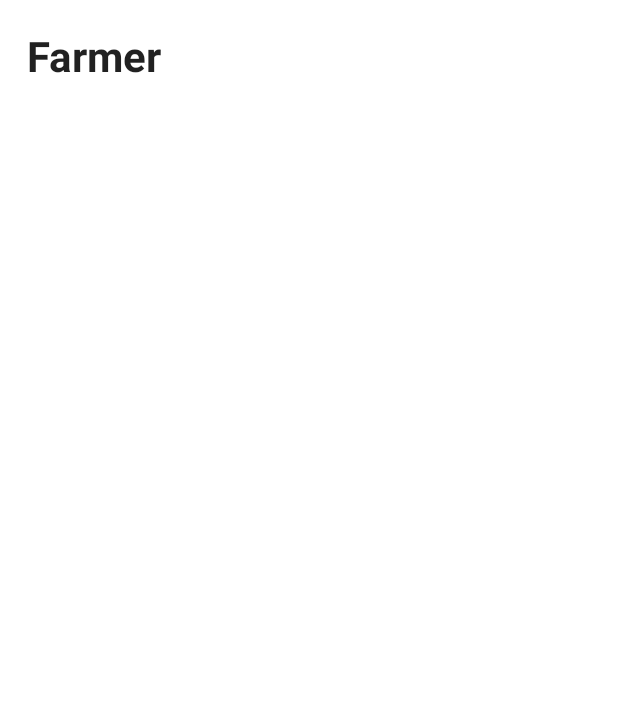
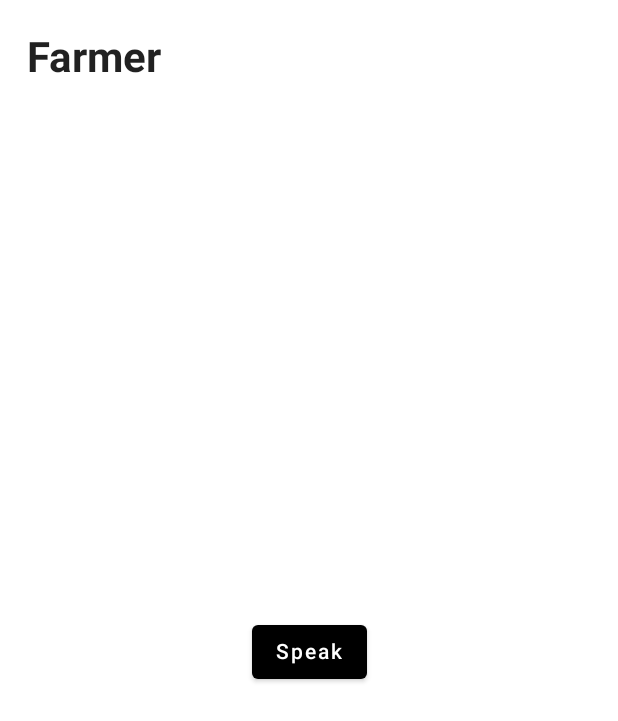
Before and after one commit to zaydadnan08/CS446, an Android app built with Jetpack Compose: the composable FarmScreen shown on its own in the app's theme, on a phone screen of 412 x 824 dp. Shown: the top 721 px of the screen. Run offline under Robolectric (Android 15) with nearby library versions, the phone set to English and light mode, and no system bars.

Commit message:
speech to text implementation v1

```diff
--- /dev/null
+++ b/app/src/main/java/com/example/farmerpro/ui/home/farmer/MainViewModel.kt
@@ -0,0 +1,22 @@
+package com.example.farmerpro.ui.home.farmer
+
+import androidx.compose.runtime.getValue
+import androidx.compose.runtime.mutableStateOf
+import androidx.compose.runtime.setValue
+import androidx.lifecycle.ViewModel
+import androidx.lifecycle.viewModelScope
+import kotlinx.coroutines.launch
+
+class MainViewModel:ViewModel() {
+
+    var state by mutableStateOf(farmscreenstate())
+        private set
+
+    fun changeTextValue(text:String){
+        viewModelScope.launch {
+            state = state.copy(
+                text = text
+            )
+        }
+    }
+}
--- a/app/src/main/java/com/example/farmerpro/ui/home/farmer/farmscreen.kt
+++ b/app/src/main/java/com/example/farmerpro/ui/home/farmer/farmscreen.kt
@@ -10,8 +10,65 @@ import androidx.compose.ui.text.style.TextAlign
 import androidx.compose.ui.unit.dp
 import androidx.compose.ui.unit.sp
 
+import android.Manifest
+import androidx.activity.compose.rememberLauncherForActivityResult
+
+import androidx.compose.material.Button
+
+
+import androidx.compose.runtime.SideEffect
+import androidx.compose.ui.Alignment
+
+
+import androidx.lifecycle.viewmodel.compose.viewModel
+import com.example.farmerpro.ui.SpeechRecognizerContract
+import com.google.accompanist.permissions.ExperimentalPermissionsApi
+import com.google.accompanist.permissions.isGranted
+import com.google.accompanist.permissions.rememberPermissionState
+
+@OptIn(ExperimentalPermissionsApi::class)
 @Composable
-fun FarmScreen(){
+fun FarmScreen(viewModel: MainViewModel = viewModel()) {
+
+    val permissionState = rememberPermissionState(
+        permission = Manifest.permission.RECORD_AUDIO
+    )
+    SideEffect {
+        permissionState.launchPermissionRequest()
+    }
+
+    val speechRecognizerLauncher = rememberLauncherForActivityResult(
+        contract = SpeechRecognizerContract(),
+        onResult = {
+            viewModel.changeTextValue(it.toString())
+        }
+    )
+
+
+    Column(modifier = Modifier
+        .fillMaxSize(),
+        horizontalAlignment = Alignment.CenterHorizontally,
+        verticalArrangement = Arrangement.Center
+    ) {
+
+        if (viewModel.state.text != null) {
+            Text(
+                text = viewModel.state.text!!,
+                fontSize = 24.sp
+            )
+        }
+        Spacer(modifier = Modifier.height(45.dp))
+
+        Button(onClick = {
+            if (permissionState.status.isGranted) {
+                speechRecognizerLauncher.launch(Unit)
+            } else
+                permissionState.launchPermissionRequest()
+        }) {
+            Text(text = "Speak")
+        }
+
+    }
     Column(
         verticalArrangement = Arrangement.Top,
         modifier = Modifier
--- /dev/null
+++ b/app/src/main/java/com/example/farmerpro/ui/home/farmer/farmscreenstate.kt
@@ -0,0 +1,5 @@
+package com.example.farmerpro.ui.home.farmer
+
+data class farmscreenstate(
+    val text:String? = null
+)
```
Also changed, not shown: app/build.gradle (+8 -0 lines), app/src/main/AndroidManifest.xml (+9 -0 lines), app/src/main/java/com/example/farmerpro/ui/SpeechRecognizerContract.kt (added, +34 -0 lines).
